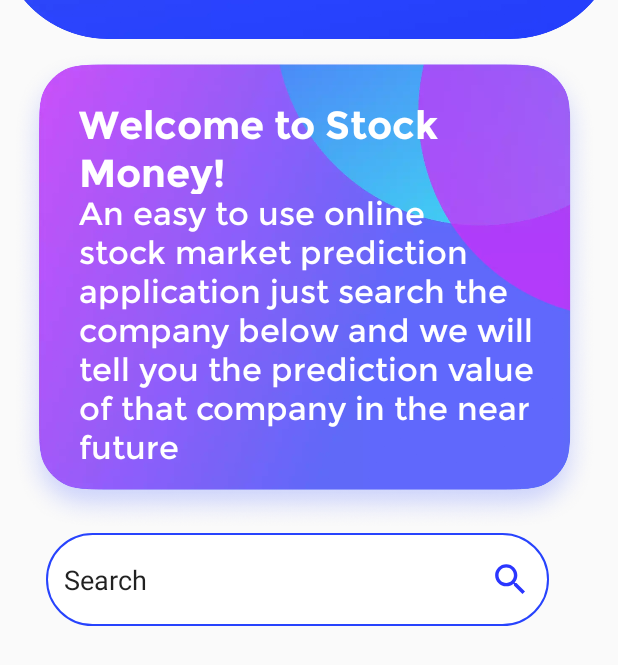
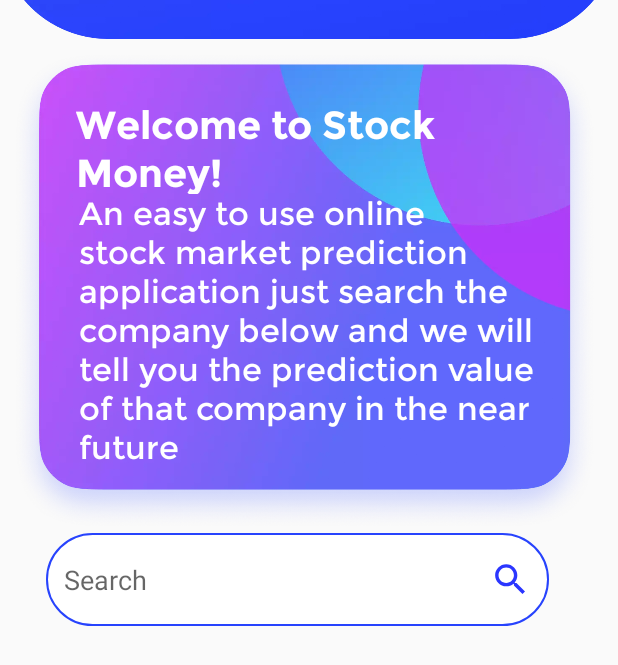
Before and after one commit to avi-vivek/StockMoney, an Android app: the Guest screen opened directly, with no data from a screen before it, on a phone screen of 412 x 824 dp. Shown: the part 522-1187 px from the top of the screen. Run offline under Robolectric (Android 15) with nearby library versions, the phone set to English and light mode, and no system bars.

Commit message:
Added guest page

```diff
--- a/app/src/main/res/layout/activity_guest.xml
+++ b/app/src/main/res/layout/activity_guest.xml
@@ -63,6 +63,8 @@
             android:id="@+id/textStockMoney"
             android:layout_width="336dp"
             android:layout_height="62dp"
+            android:layout_marginStart="16dp"
+            android:layout_marginEnd="16dp"
             android:fontFamily="@font/montserratbold"
             android:paddingStart="10dp"
             android:text="@string/welcome_to_stock_money"
@@ -79,6 +81,8 @@
             android:id="@+id/briefStockMoney"
             android:layout_width="326dp"
             android:layout_height="180dp"
+            android:layout_marginStart="16dp"
+            android:layout_marginEnd="16dp"
             android:layout_marginBottom="44dp"
             android:fontFamily="@font/montserratregular"
             android:paddingStart="10dp"
@@ -97,18 +101,18 @@
             android:layout_width="335dp"
             android:layout_height="62dp"
             android:layout_marginBottom="50dp"
+            android:autofillHints="@string/no"
             android:background="@drawable/guest_search_button"
-            android:autofillHints="@string/no"
+            android:drawableEnd="@drawable/ic_baseline_search_24"
             android:drawablePadding="8dp"
             android:ems="10"
+            android:hint="Search"
             android:inputType="textPersonName"
-            android:drawableEnd="@drawable/ic_baseline_search_24"
             app:layout_constraintBottom_toBottomOf="parent"
             app:layout_constraintEnd_toEndOf="parent"
             app:layout_constraintHorizontal_bias="0.396"
             app:layout_constraintStart_toStartOf="parent"
             app:layout_constraintTop_toBottomOf="@+id/textBackground"
-            android:text="@string/search"
             app:layout_constraintVertical_bias="0.188"
             tools:ignore="LabelFor" />
 
```
